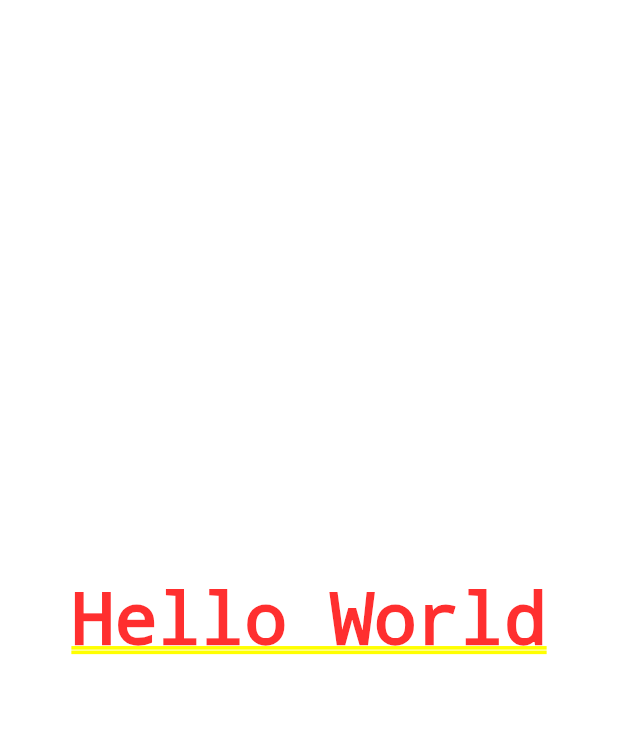
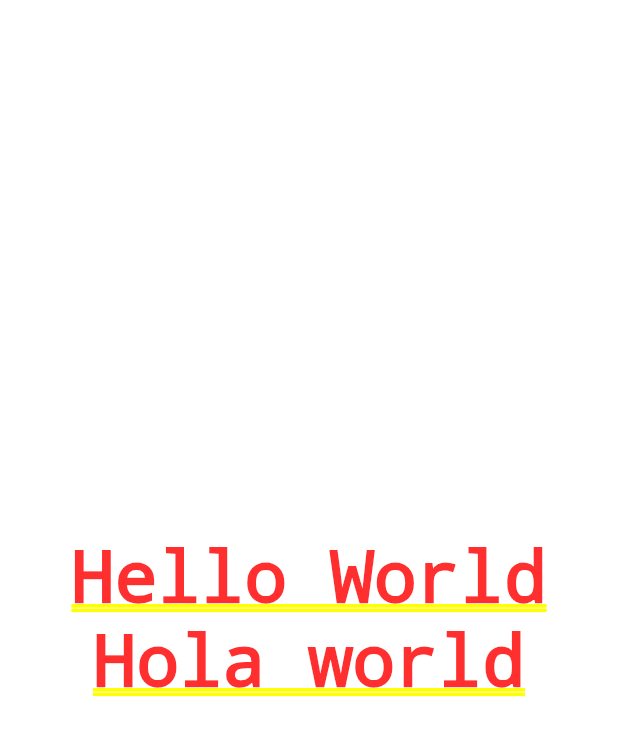
Before and after one commit to steven1306/Dise-os-Flutter, a Flutter app: the screen it shows after launch, on a phone screen of 412 x 824 dp. Shown: the top 736 px of the screen. Run offline on Flutter 3.47's test engine with Material 2 defaults, Android fonts, the phone set to English and light mode, and no system bars.

```diff
--- a/lib/main.dart
+++ b/lib/main.dart
@@ -10,9 +10,20 @@ class MyApp extends StatelessWidget {
     return MaterialApp(
       debugShowCheckedModeBanner: false,
       title: 'Material App',
-      home: Center(
-        child: Text('Hello World'),
-      ),
+      home: _TempHomeScreen(),
     );
   }
 }
+
+class _TempHomeScreen extends StatelessWidget {
+  @override
+  Widget build(BuildContext context) {
+    return Column(
+      mainAxisAlignment: MainAxisAlignment.center,
+      children: [
+        Text('Hello World'),
+        Text('Hola world'),
+      ],
+    );
+  }
+}
```
Also changed, not shown: lib/screens/basic_design.dart (added, +12 -0 lines).
